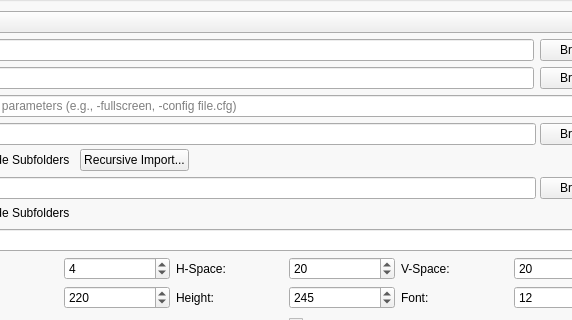
Above: src/ui/dialogs/settingsdialog.ui from EtherAura/Kartend before the change; both pictures show x 246 to 818 and y 327 to 647 of the 900 by 827 pixel window. Below: the same form after it.
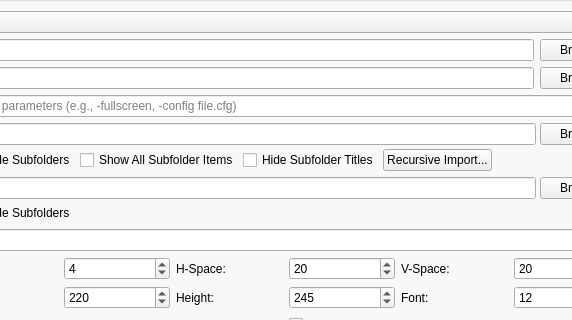
That is the form after the change. Icons and pictures are not drawn.

Commit message: feat: add folder browsing with virtual subfolder navigation

What changed in the file:
```diff
--- a/src/ui/dialogs/settingsdialog.ui
+++ b/src/ui/dialogs/settingsdialog.ui
@@ -249,6 +249,26 @@
                 </property>
                </widget>
               </item>
+              <item>
+               <widget class="QCheckBox" name="showAllSubfolderItemsCheckBox">
+                <property name="toolTip">
+                 <string>Mix items from subfolders with parent collection items, sorted alphabetically</string>
+                </property>
+                <property name="text">
+                 <string>Show All Subfolder Items</string>
+                </property>
+               </widget>
+              </item>
+              <item>
+               <widget class="QCheckBox" name="hideSubfolderTitlesCheckBox">
+                <property name="toolTip">
+                 <string>Hide titles on virtual subfolder widgets</string>
+                </property>
+                <property name="text">
+                 <string>Hide Subfolder Titles</string>
+                </property>
+               </widget>
+              </item>
               <item>
                <widget class="QPushButton" name="recursiveImportContentButton">
                 <property name="toolTip">
```
The commit also changes 133 other files.
